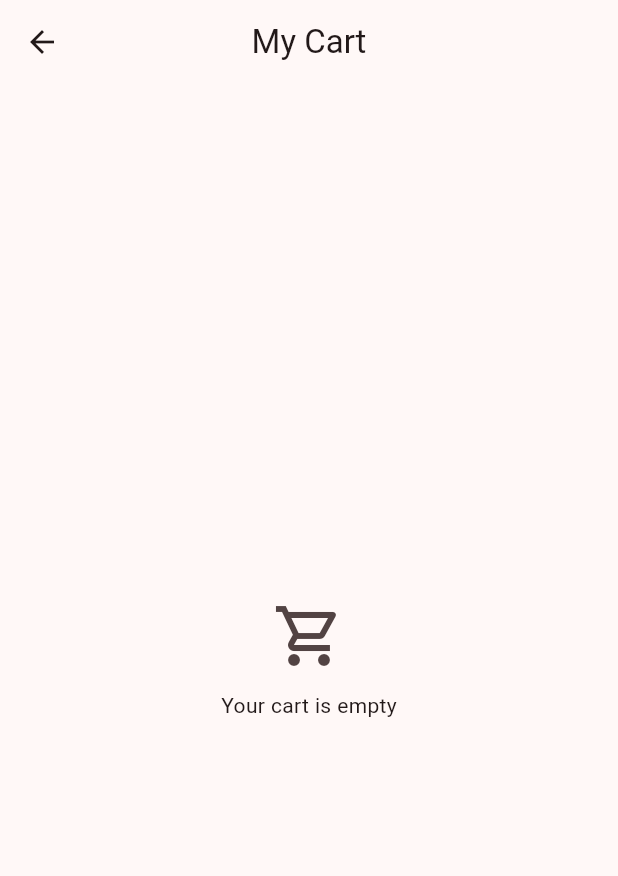
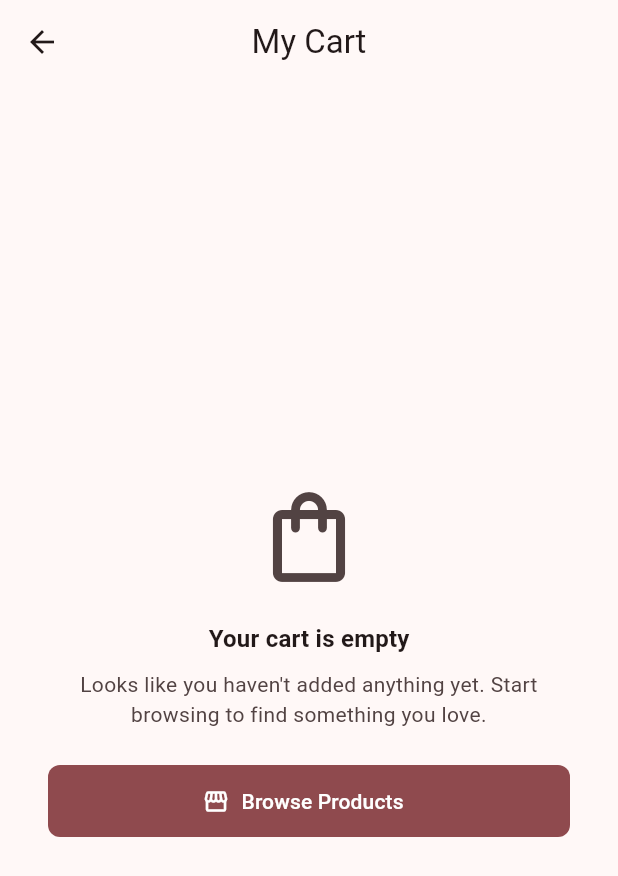
Before and after one commit to easytechnologycompany/aura-fashion-mobile, a Flutter app: the CartScreen screen opened directly, on a phone screen of 412 x 824 dp. Shown: the top 876 px of the screen. Run offline on Flutter 3.47's test engine with Material 3 defaults, Android fonts, the phone set to English and light mode, and no system bars; our stand-ins replace cached_network_image, connectivity_plus, dartz, dio, equatable, flutter_bloc and 3 more; accounts and stored records are empty.

Commit message:
Fix cart screen state flash and zero-height list; add empty cart UI
CartScreen unconditionally called loadCart() on every open, briefly
re-emitting a loading state that hid the already-current cart (it's
an app-wide singleton kept live by every add/update/remove) behind a
spinner. Now it only reloads from disk if the cubit hasn't loaded yet,
so items added elsewhere show up instantly.

While testing that fix, found the product list was actually rendering
at zero height whenever the cart had items: the Column showing
Total/price inside the bottom bar's Expanded had no
mainAxisSize.min, so it expanded to fill the whole screen and
squeezed the ListView to nothing.

Also adds a proper empty-cart state (icon, message, and a Browse
Products button that pops back to the previous screen).

Co-Authored-By: Claude Sonnet 5 <noreply@anthropic.com>

```diff
--- a/lib/features/cart/presentation/pages/cart_screen.dart
+++ b/lib/features/cart/presentation/pages/cart_screen.dart
@@ -2,6 +2,7 @@ import 'package:flutter/material.dart';
 import 'package:flutter_bloc/flutter_bloc.dart';
 
 import '../../../../core/di/injection_container.dart' as di;
+import '../../../home/presentation/pages/home_screen.dart';
 import '../../../orders/presentation/cubit/checkout_cubit.dart';
 import '../cubit/cart_cubit.dart';
 import '../widgets/cart_item_tile.dart';
@@ -17,7 +18,15 @@ class _CartScreenState extends State<CartScreen> {
   @override
   void initState() {
     super.initState();
-    context.read<CartCubit>().loadCart();
+    // CartCubit is an app-wide singleton kept in sync by every add/update/
+    // remove call, so its in-memory state is already current by the time
+    // this screen opens (HomeScreen loads it once at startup). Only hit
+    // disk here if that hasn't happened yet — reloading unconditionally
+    // would flash a loading spinner over already-fresh data on every open,
+    // which is what made the cart look like it wasn't updating instantly.
+    if (context.read<CartCubit>().state.status == CartStatus.initial) {
+      context.read<CartCubit>().loadCart();
+    }
   }
 
   @override
@@ -30,20 +39,7 @@ class _CartScreenState extends State<CartScreen> {
             return const Center(child: CircularProgressIndicator());
           }
           if (state.items.isEmpty) {
-            return Center(
-              child: Column(
-                mainAxisSize: MainAxisSize.min,
-                children: [
-                  Icon(
-                    Icons.shopping_cart_outlined,
-                    size: 48,
-                    color: Theme.of(context).colorScheme.onSurfaceVariant,
-                  ),
-                  const SizedBox(height: 12),
-                  const Text('Your cart is empty'),
-                ],
-              ),
-            );
+            return const _EmptyCartView();
           }
           return ListView.separated(
             padding: const EdgeInsets.symmetric(vertical: 12),
@@ -62,6 +58,7 @@ class _CartScreenState extends State<CartScreen> {
               children: [
                 Expanded(
                   child: Column(
+                    mainAxisSize: MainAxisSize.min,
                     crossAxisAlignment: CrossAxisAlignment.start,
                     children: [
                       Text(
@@ -97,6 +94,59 @@ class _CartScreenState extends State<CartScreen> {
       builder: (sheetContext) => BlocProvider(
         create: (_) => di.sl<CheckoutCubit>(),
         child: _CheckoutSheet(cartCubit: cartCubit),
+      ),
+    );
+  }
+}
+
+class _EmptyCartView extends StatelessWidget {
+  const _EmptyCartView();
+
+  @override
+  Widget build(BuildContext context) {
+    return Center(
+      child: Padding(
+        padding: const EdgeInsets.all(32),
+        child: Column(
+          mainAxisSize: MainAxisSize.min,
+          children: [
+            Icon(
+              Icons.shopping_bag_outlined,
+              size: 72,
+              color: Theme.of(context).colorScheme.onSurfaceVariant,
+            ),
+            const SizedBox(height: 20),
+            Text(
+              'Your cart is empty',
+              style: Theme.of(context).textTheme.titleMedium?.copyWith(
+                    fontWeight: FontWeight.bold,
+                  ),
+            ),
+            const SizedBox(height: 8),
+            Text(
+              "Looks like you haven't added anything yet. "
+              'Start browsing to find something you love.',
+              textAlign: TextAlign.center,
+              style: Theme.of(context).textTheme.bodyMedium?.copyWith(
+                    color: Theme.of(context).colorScheme.onSurfaceVariant,
+                  ),
+            ),
+            const SizedBox(height: 24),
+            FilledButton.icon(
+              onPressed: () {
+                if (Navigator.of(context).canPop()) {
+                  Navigator.of(context).pop();
+                } else {
+                  Navigator.of(context).pushReplacement(
+                    MaterialPageRoute(builder: (_) => const HomeScreen()),
+                  );
+                }
+              },
+              icon: const Icon(Icons.storefront_outlined),
+              label: const Text('Browse Products'),
+            ),
+          ],
+        ),
       ),
     );
   }
```
Also changed, not shown: 1 other file.
